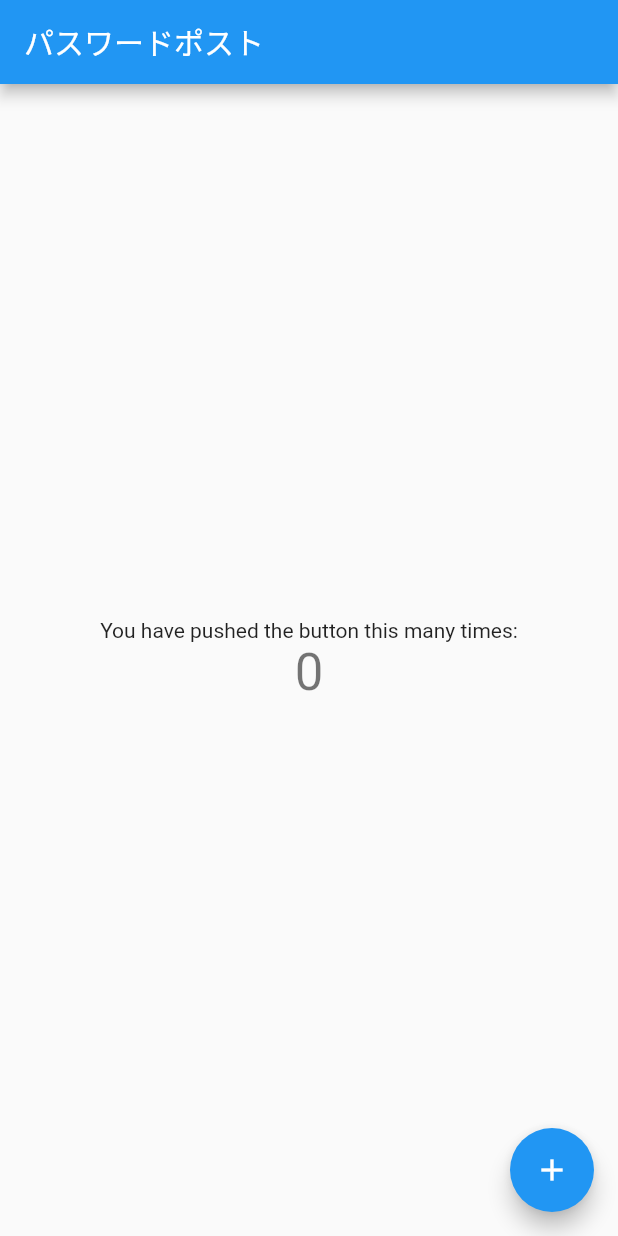
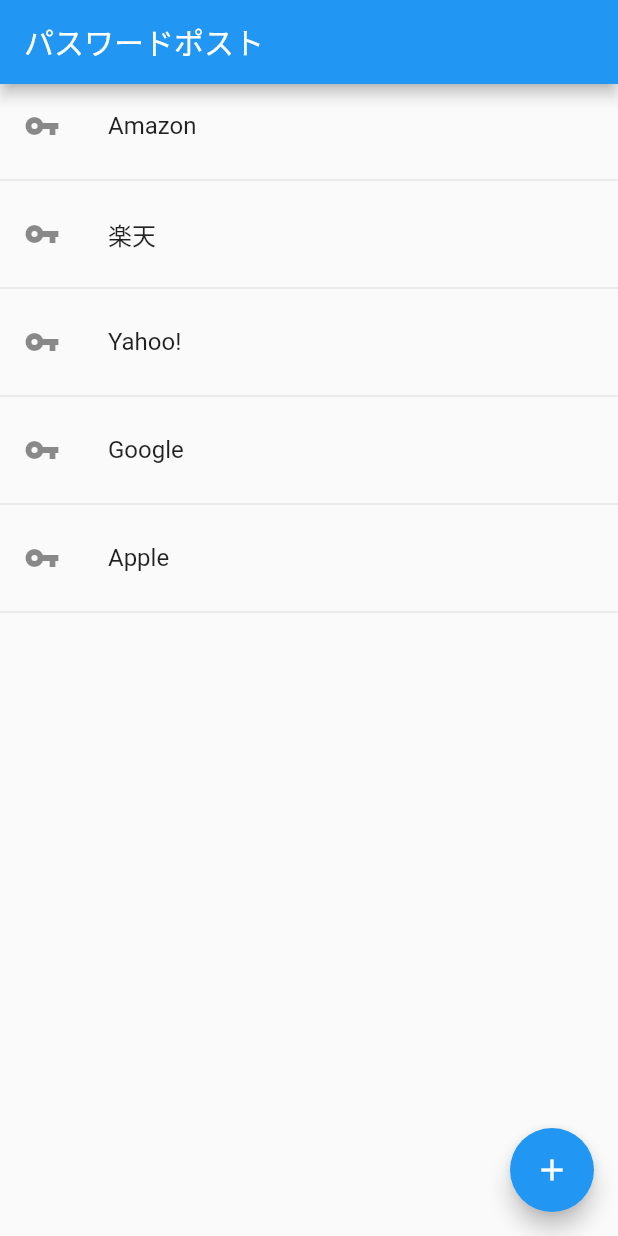
Before and after one commit to RYOTA-EAST/flutter-app, a Flutter app: the screen it shows after launch, on a phone screen of 412 x 824 dp. Run offline on Flutter 3.47's test engine with Material 2 defaults, Android fonts, the phone set to English and light mode, and no system bars.

Commit message:
動的リスト表示

```diff
--- a/lib/main.dart
+++ b/lib/main.dart
@@ -29,6 +29,7 @@ class MyHomePage extends StatefulWidget {
 }
 
 class _MyHomePageState extends State<MyHomePage> {
+  List<String> titleList = ['Amazon', '楽天', 'Yahoo!', 'Google', 'Apple'];
   int _counter = 0;
 
   void _incrementCounter() {
@@ -43,19 +44,19 @@ class _MyHomePageState extends State<MyHomePage> {
       appBar: AppBar(
         title: Text('パスワードポスト'),
       ),
-      body: Center(
-        child: Column(
-          mainAxisAlignment: MainAxisAlignment.center,
-          children: <Widget>[
-            const Text(
-              'You have pushed the button this many times:',
-            ),
-            Text(
-              '$_counter',
-              style: Theme.of(context).textTheme.headline4,
-            ),
-          ],
-        ),
+      body: ListView.builder(
+        itemCount: titleList.length,
+          itemBuilder: (BuildContext context, int i) {
+            return Column(
+                children:[
+                  ListTile(
+                  leading: Icon(Icons.vpn_key),
+                  title: Text(titleList[i])
+                  ),
+                  Divider(),
+                ]
+            );
+          },
       ),
       floatingActionButton: FloatingActionButton(
         onPressed: _incrementCounter,
```
